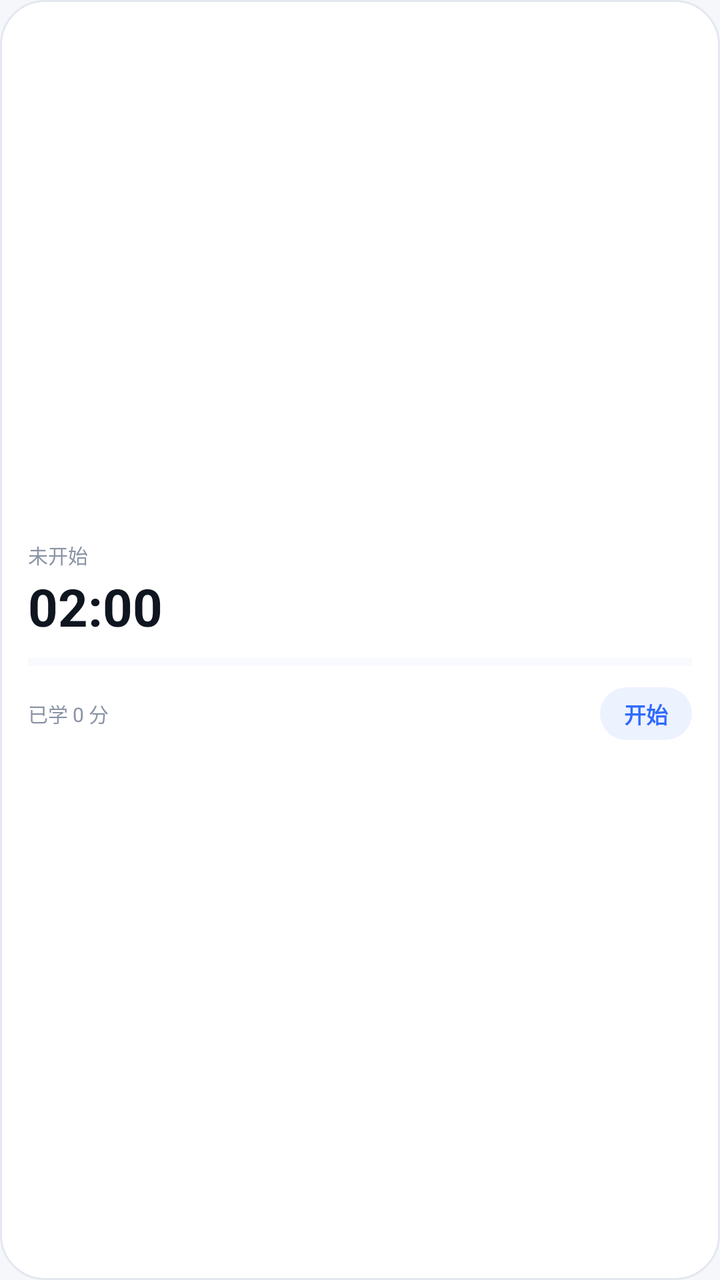
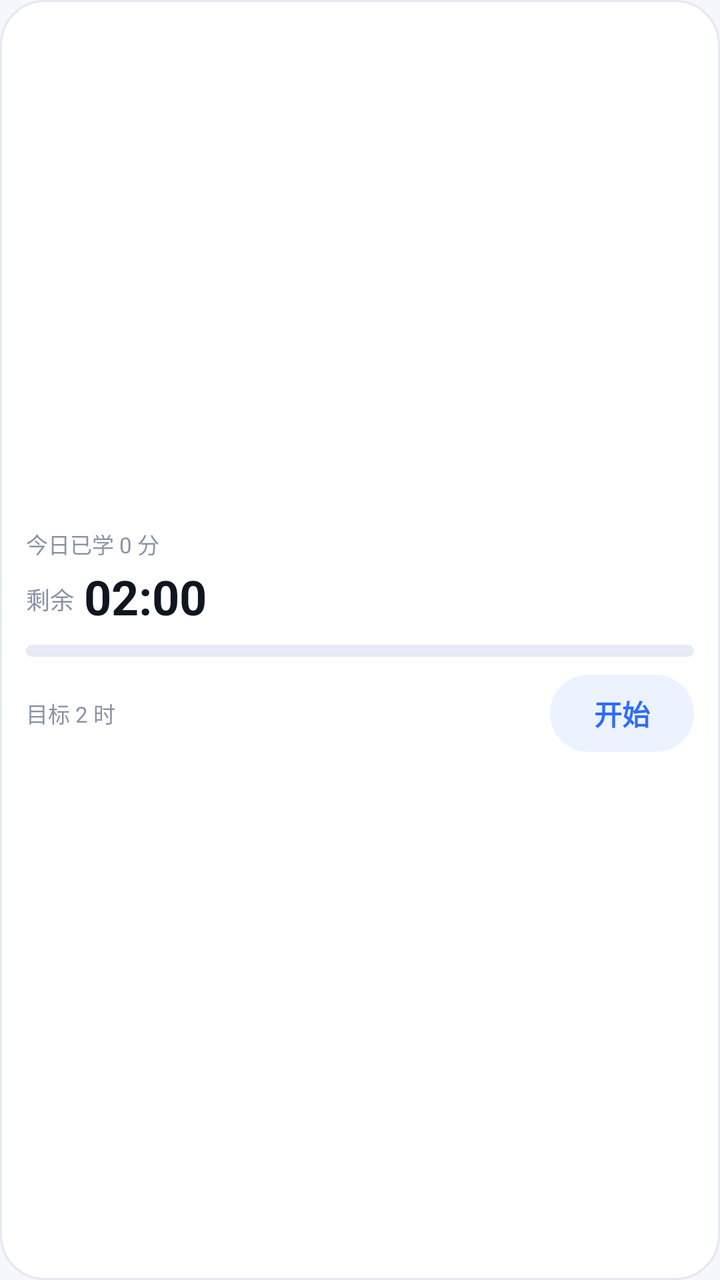

The first picture is an Android layout as it rendered before a commit; the second is the same layout after the commit. The layout source and the unified diff follow.
<!-- AndroidManifest.xml: application theme Theme.StudyTick -->
<!-- res/layout/widget_study.xml -->
<?xml version="1.0" encoding="utf-8"?>
<LinearLayout xmlns:android="http://schemas.android.com/apk/res/android"
    android:id="@+id/widget_root"
    android:layout_width="match_parent"
    android:layout_height="match_parent"
    android:background="@drawable/widget_card_bg"
    android:gravity="center_vertical"
    android:orientation="vertical"
    android:padding="14dp">

    <TextView
        android:id="@+id/widget_status"
        android:layout_width="wrap_content"
        android:layout_height="wrap_content"
        android:maxLines="1"
        android:text="未开始"
        android:textColor="#8A93A5"
        android:textSize="10sp" />

    <FrameLayout
        android:layout_width="match_parent"
        android:layout_height="wrap_content"
        android:layout_marginTop="1dp">

        <TextView
            android:id="@+id/widget_time"
            android:layout_width="wrap_content"
            android:layout_height="wrap_content"
            android:maxLines="1"
            android:text="02:00"
            android:textColor="#0F1620"
            android:textSize="26sp"
            android:textStyle="bold" />

        <Chronometer
            android:id="@+id/widget_chrono"
            android:layout_width="wrap_content"
            android:layout_height="wrap_content"
            android:textColor="#0F1620"
            android:textSize="26sp"
            android:textStyle="bold"
            android:visibility="gone" />
    </FrameLayout>

    <ProgressBar
        android:id="@+id/widget_progress"
        style="?android:attr/progressBarStyleHorizontal"
        android:layout_width="match_parent"
        android:layout_height="5dp"
        android:layout_marginTop="8dp"
        android:max="100"
        android:progress="0"
        android:progressBackgroundTint="#E6EBF5"
        android:progressTint="#2F6BFF" />

    <LinearLayout
        android:layout_width="match_parent"
        android:layout_height="wrap_content"
        android:layout_marginTop="10dp"
        android:gravity="center_vertical"
        android:orientation="horizontal">

        <TextView
            android:id="@+id/widget_studied"
            android:layout_width="0dp"
            android:layout_height="wrap_content"
            android:layout_weight="1"
            android:maxLines="1"
            android:text="已学 0 分"
            android:textColor="#8A93A5"
            android:textSize="10sp" />

        <TextView
            android:id="@+id/widget_action"
            android:layout_width="wrap_content"
            android:layout_height="wrap_content"
            android:background="@drawable/widget_pill_bg"
            android:maxLines="1"
            android:paddingLeft="12dp"
            android:paddingTop="5dp"
            android:paddingRight="12dp"
            android:paddingBottom="5dp"
            android:text="开始"
            android:textColor="#2F6BFF"
            android:textSize="11sp"
            android:textStyle="bold" />
    </LinearLayout>
</LinearLayout>
<!-- resources referenced by this layout -->
<resources>
  <!-- drawable widget_card_bg (drawable) -->
  <?xml version="1.0" encoding="utf-8"?>
  <shape xmlns:android="http://schemas.android.com/apk/res/android"
      android:shape="rectangle">
      <solid android:color="#FFFFFF" />
      <corners android:radius="22dp" />
      <stroke
          android:width="1dp"
          android:color="#E4E8F0" />
  </shape>
  <!-- drawable widget_pill_bg (drawable) -->
  <?xml version="1.0" encoding="utf-8"?>
  <shape xmlns:android="http://schemas.android.com/apk/res/android"
      android:shape="rectangle">
      <solid android:color="#EDF2FF" />
      <corners android:radius="40dp" />
  </shape>
  <style name="Theme.StudyTick" parent="android:Theme.Material.Light.NoActionBar">
          <item name="android:windowBackground">@color/app_bg</item>
          <item name="android:statusBarColor">@android:color/transparent</item>
          <item name="android:navigationBarColor">@android:color/transparent</item>
          <item name="android:windowLightStatusBar">true</item>
      </style>
  <color name="app_bg">#F6F7FB</color>
</resources>

<!-- the commit's change to res/layout/widget_study.xml (unified diff, before → after) -->
@@ -1,4 +1,5 @@
 <?xml version="1.0" encoding="utf-8"?>
+
 <LinearLayout xmlns:android="http://schemas.android.com/apk/res/android"
     android:id="@+id/widget_root"
     android:layout_width="match_parent"
@@ -6,69 +7,88 @@
     android:background="@drawable/widget_card_bg"
     android:gravity="center_vertical"
     android:orientation="vertical"
-    android:padding="14dp">
+    android:padding="13dp">
 
+    
     <TextView
-        android:id="@+id/widget_status"
-        android:layout_width="wrap_content"
-        android:layout_height="wrap_content"
-        android:maxLines="1"
-        android:text="未开始"
-        android:textColor="#8A93A5"
-        android:textSize="10sp" />
-
-    <FrameLayout
+        android:id="@+id/widget_today"
         android:layout_width="match_parent"
         android:layout_height="wrap_content"
-        android:layout_marginTop="1dp">
+        android:ellipsize="end"
+        android:maxLines="1"
+        android:text="今日已学 0 分"
+        android:textColor="#8A93A5"
+        android:textSize="11sp" />
+
+    
+    <LinearLayout
+        android:layout_width="match_parent"
+        android:layout_height="wrap_content"
+        android:layout_marginTop="2dp"
+        android:gravity="bottom"
+        android:orientation="horizontal">
 
         <TextView
-            android:id="@+id/widget_time"
             android:layout_width="wrap_content"
             android:layout_height="wrap_content"
-            android:maxLines="1"
-            android:text="02:00"
-            android:textColor="#0F1620"
-            android:textSize="26sp"
-            android:textStyle="bold" />
+            android:layout_marginEnd="5dp"
+            android:layout_marginBottom="3dp"
+            android:text="剩余"
+            android:textColor="#8A93A5"
+            android:textSize="12sp" />
 
-        <Chronometer
-            android:id="@+id/widget_chrono"
+        <FrameLayout
             android:layout_width="wrap_content"
-            android:layout_height="wrap_content"
-            android:textColor="#0F1620"
-            android:textSize="26sp"
-            android:textStyle="bold"
-            android:visibility="gone" />
-    </FrameLayout>
+            android:layout_height="wrap_content">
+
+            <TextView
+                android:id="@+id/widget_time"
+                android:layout_width="wrap_content"
+                android:layout_height="wrap_content"
+                android:maxLines="1"
+                android:text="02:00"
+                android:textColor="#0F1620"
+                android:textSize="24sp"
+                android:textStyle="bold" />
+
+            <Chronometer
+                android:id="@+id/widget_chrono"
+                android:layout_width="wrap_content"
+                android:layout_height="wrap_content"
+                android:textColor="#0F1620"
+                android:textSize="24sp"
+                android:textStyle="bold"
+                android:visibility="gone" />
+        </FrameLayout>
+    </LinearLayout>
 
     <ProgressBar
         android:id="@+id/widget_progress"
         style="?android:attr/progressBarStyleHorizontal"
         android:layout_width="match_parent"
-        android:layout_height="5dp"
+        android:layout_height="6dp"
         android:layout_marginTop="8dp"
         android:max="100"
         android:progress="0"
-        android:progressBackgroundTint="#E6EBF5"
-        android:progressTint="#2F6BFF" />
+        android:progressDrawable="@drawable/widget_progress" />
 
     <LinearLayout
         android:layout_width="match_parent"
         android:layout_height="wrap_content"
-        android:layout_marginTop="10dp"
+        android:layout_marginTop="9dp"
         android:gravity="center_vertical"
         android:orientation="horizontal">
 
         <TextView
-            android:id="@+id/widget_studied"
+            android:id="@+id/widget_goal"
             android:layout_width="0dp"
             android:layout_height="wrap_content"
             android:layout_weight="1"
+            android:ellipsize="end"
             android:maxLines="1"
-            android:text="已学 0 分"
+            android:text="目标 2 时"
             android:textColor="#8A93A5"
-            android:textSize="10sp" />
+            android:textSize="11sp" />
 
         <TextView
             android:id="@+id/widget_action"
@@ -76,13 +96,13 @@
             android:layout_height="wrap_content"
             android:background="@drawable/widget_pill_bg"
             android:maxLines="1"
-            android:paddingLeft="12dp"
-            android:paddingTop="5dp"
-            android:paddingRight="12dp"
-            android:paddingBottom="5dp"
+            android:paddingLeft="22dp"
+            android:paddingTop="9dp"
+            android:paddingRight="22dp"
+            android:paddingBottom="9dp"
             android:text="开始"
             android:textColor="#2F6BFF"
-            android:textSize="11sp"
+            android:textSize="14sp"
             android:textStyle="bold" />
     </LinearLayout>
 </LinearLayout>
<!-- resource entries referenced after the edit -->
@@ -17,6 +17,24 @@
       <solid android:color="#EDF2FF" />
       <corners android:radius="40dp" />
   </shape>
+  <!-- drawable widget_progress (drawable) -->
+  <?xml version="1.0" encoding="utf-8"?>
+  <layer-list xmlns:android="http://schemas.android.com/apk/res/android">
+      <item android:id="@android:id/background">
+          <shape android:shape="rectangle">
+              <solid android:color="#E6EBF5" />
+              <corners android:radius="3dp" />
+          </shape>
+      </item>
+      <item android:id="@android:id/progress">
+          <clip>
+              <shape android:shape="rectangle">
+                  <solid android:color="#2F6BFF" />
+                  <corners android:radius="3dp" />
+              </shape>
+          </clip>
+      </item>
+  </layer-list>
   <style name="Theme.StudyTick" parent="android:Theme.Material.Light.NoActionBar">
           <item name="android:windowBackground">@color/app_bg</item>
           <item name="android:statusBarColor">@android:color/transparent</item>
